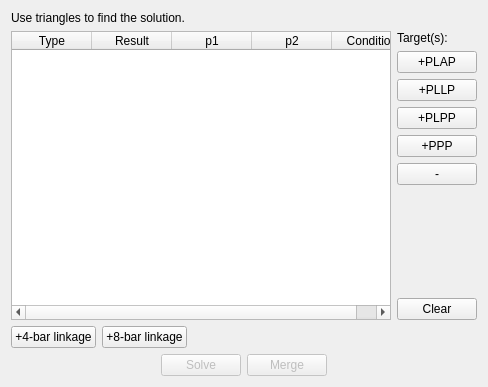
This is core/panel/run_Triangle_Solver.ui in KmolYuan/Pyslvs-UI as Qt 5 draws it before an edit. The edited form follows.
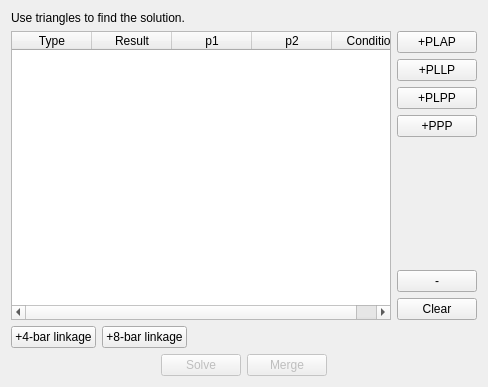
This is the edited form. Icons and pictures are not drawn.

Patch:
```diff
--- a/core/panel/run_Triangle_Solver.ui
+++ b/core/panel/run_Triangle_Solver.ui
@@ -79,24 +79,6 @@
      </item>
      <item>
       <layout class="QVBoxLayout" name="verticalLayout_2">
-       <item>
-        <layout class="QHBoxLayout" name="horizontalLayout_3">
-         <item>
-          <widget class="QLabel" name="label_2">
-           <property name="text">
-            <string>Target(s):</string>
-           </property>
-          </widget>
-         </item>
-         <item>
-          <widget class="QLabel" name="targetNum">
-           <property name="text">
-            <string/>
-           </property>
-          </widget>
-         </item>
-        </layout>
-       </item>
        <item>
         <widget class="QPushButton" name="pluse_PLAP">
          <property name="toolTip">
@@ -134,13 +116,6 @@
          </property>
         </widget>
        </item>
-       <item>
-        <widget class="QPushButton" name="remove_botton">
-         <property name="text">
-          <string>-</string>
-         </property>
-        </widget>
-       </item>
        <item>
         <spacer name="verticalSpacer_2">
          <property name="orientation">
@@ -154,6 +129,13 @@
          </property>
         </spacer>
        </item>
+       <item>
+        <widget class="QPushButton" name="remove_botton">
+         <property name="text">
+          <string>-</string>
+         </property>
+        </widget>
+       </item>
        <item>
         <widget class="QPushButton" name="clear_botton">
          <property name="text">
```
Left out of the diff: 3 changed lines with no effect on the pictures.
